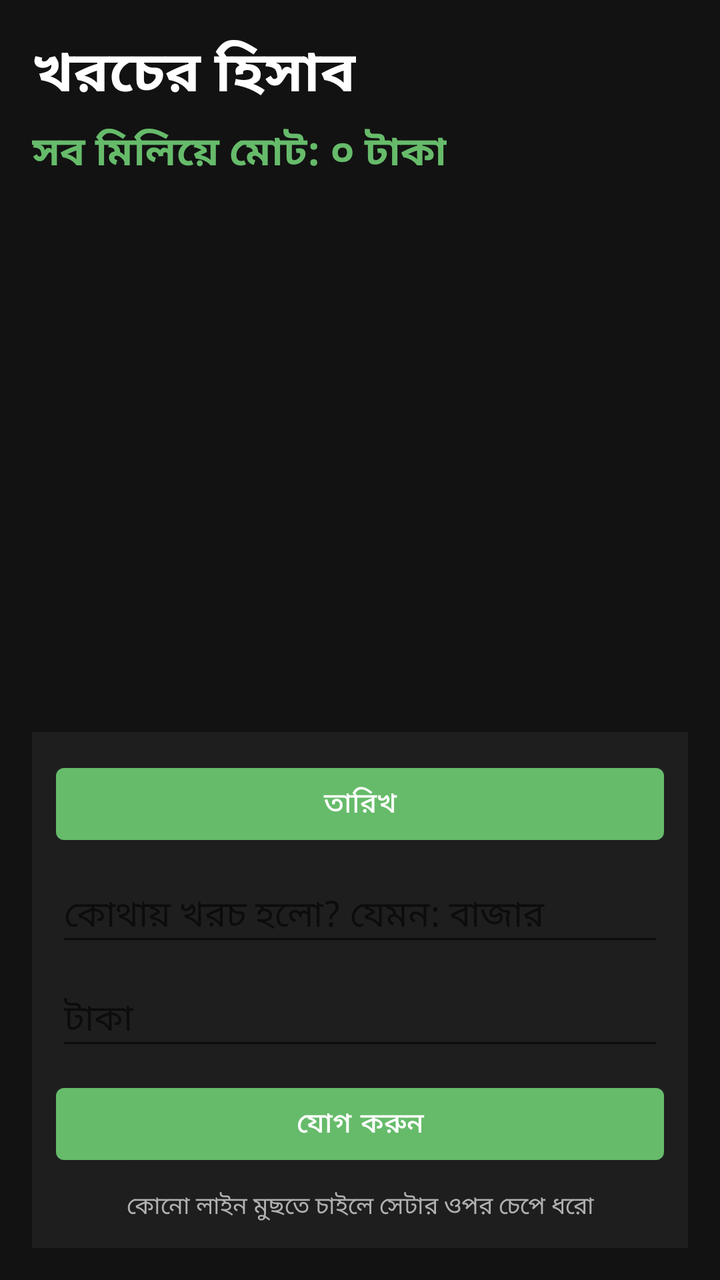
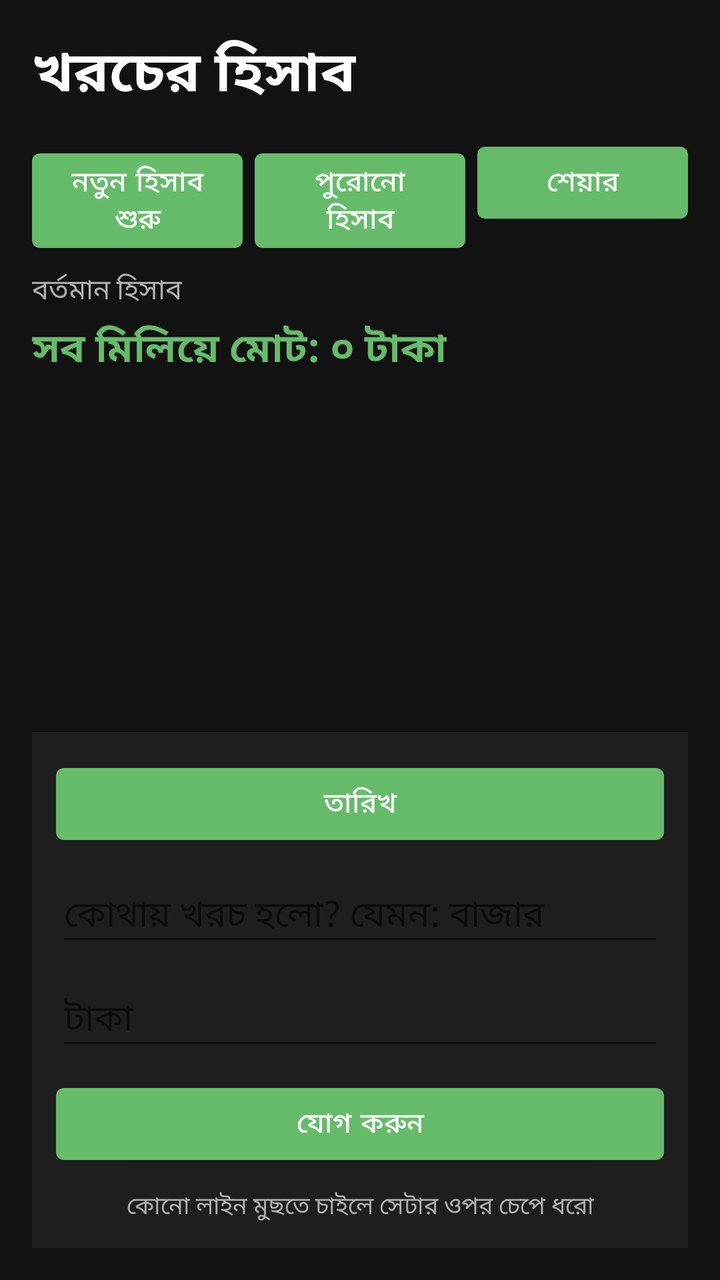

Screens rendered from an Android XML layout before and after an edit, with the pre-edit source and the edit as a unified diff.
<!-- AndroidManifest.xml: application theme Theme.KhorochHisab -->
<!-- res/layout/activity_main.xml -->
<?xml version="1.0" encoding="utf-8"?>
<LinearLayout xmlns:android="http://schemas.android.com/apk/res/android"
    android:layout_width="match_parent"
    android:layout_height="match_parent"
    android:orientation="vertical"
    android:padding="16dp">

    <TextView
        android:layout_width="wrap_content"
        android:layout_height="wrap_content"
        android:text="খরচের হিসাব"
        android:textSize="28sp"
        android:textStyle="bold" />

    <TextView
        android:id="@+id/grand_total"
        android:layout_width="wrap_content"
        android:layout_height="wrap_content"
        android:layout_marginTop="4dp"
        android:text="সব মিলিয়ে মোট: ০ টাকা"
        android:textColor="@color/accent"
        android:textSize="20sp"
        android:textStyle="bold" />

    <TextView
        android:id="@+id/empty_view"
        android:layout_width="match_parent"
        android:layout_height="wrap_content"
        android:layout_marginTop="32dp"
        android:gravity="center"
        android:text="এখনো কোনো খরচ লেখা হয়নি"
        android:textColor="@color/text2"
        android:textSize="16sp"
        android:visibility="gone" />

    <androidx.recyclerview.widget.RecyclerView
        android:id="@+id/expense_list"
        android:layout_width="match_parent"
        android:layout_height="0dp"
        android:layout_marginTop="12dp"
        android:layout_weight="1" />

    <LinearLayout
        android:layout_width="match_parent"
        android:layout_height="wrap_content"
        android:layout_marginTop="12dp"
        android:background="@color/card"
        android:orientation="vertical"
        android:padding="12dp">

        <Button
            android:id="@+id/date_button"
            android:layout_width="match_parent"
            android:layout_height="wrap_content"
            android:text="তারিখ" />

        <EditText
            android:id="@+id/place_input"
            android:layout_width="match_parent"
            android:layout_height="wrap_content"
            android:layout_marginTop="8dp"
            android:hint="কোথায় খরচ হলো? যেমন: বাজার"
            android:inputType="text"
            android:maxLines="1" />

        <EditText
            android:id="@+id/amount_input"
            android:layout_width="match_parent"
            android:layout_height="wrap_content"
            android:layout_marginTop="8dp"
            android:hint="টাকা"
            android:inputType="number"
            android:maxLines="1" />

        <Button
            android:id="@+id/add_button"
            android:layout_width="match_parent"
            android:layout_height="wrap_content"
            android:layout_marginTop="8dp"
            android:text="যোগ করুন" />

        <TextView
            android:layout_width="match_parent"
            android:layout_height="wrap_content"
            android:layout_marginTop="8dp"
            android:gravity="center"
            android:text="কোনো লাইন মুছতে চাইলে সেটার ওপর চেপে ধরো"
            android:textColor="@color/text2"
            android:textSize="12sp" />
    </LinearLayout>
</LinearLayout>
<!-- resources referenced by this layout -->
<resources>
  <color name="accent">#66BB6A</color>
  <color name="card">#1E1E1E</color>
  <color name="text2">#B0B0B0</color>
  <style name="Theme.KhorochHisab" parent="Theme.MaterialComponents.DayNight.NoActionBar">
          <item name="colorPrimary">@color/accent</item>
          <item name="colorOnPrimary">@color/text</item>
          <item name="android:windowBackground">@color/bg</item>
          <item name="android:textColor">@color/text</item>
      </style>
  <color name="text">#FFFFFF</color>
  <color name="bg">#121212</color>
</resources>

<!-- the commit's change to res/layout/activity_main.xml (unified diff, before → after) -->
@@ -11,6 +11,48 @@
         android:text="খরচের হিসাব"
         android:textSize="28sp"
         android:textStyle="bold" />
+
+    <LinearLayout
+        android:layout_width="match_parent"
+        android:layout_height="wrap_content"
+        android:layout_marginTop="10dp"
+        android:orientation="horizontal">
+
+        <Button
+            android:id="@+id/new_hisab_button"
+            android:layout_width="0dp"
+            android:layout_height="wrap_content"
+            android:layout_marginEnd="6dp"
+            android:layout_weight="1"
+            android:text="নতুন হিসাব শুরু"
+            android:textSize="14sp" />
+
+        <Button
+            android:id="@+id/old_hisab_button"
+            android:layout_width="0dp"
+            android:layout_height="wrap_content"
+            android:layout_marginEnd="6dp"
+            android:layout_weight="1"
+            android:text="পুরোনো হিসাব"
+            android:textSize="14sp" />
+
+        <Button
+            android:id="@+id/share_button"
+            android:layout_width="0dp"
+            android:layout_height="wrap_content"
+            android:layout_weight="1"
+            android:text="শেয়ার"
+            android:textSize="14sp" />
+    </LinearLayout>
+
+    <TextView
+        android:id="@+id/current_ledger_label"
+        android:layout_width="wrap_content"
+        android:layout_height="wrap_content"
+        android:layout_marginTop="8dp"
+        android:text="বর্তমান হিসাব"
+        android:textColor="@color/text2"
+        android:textSize="14sp" />
 
     <TextView
         android:id="@+id/grand_total"
